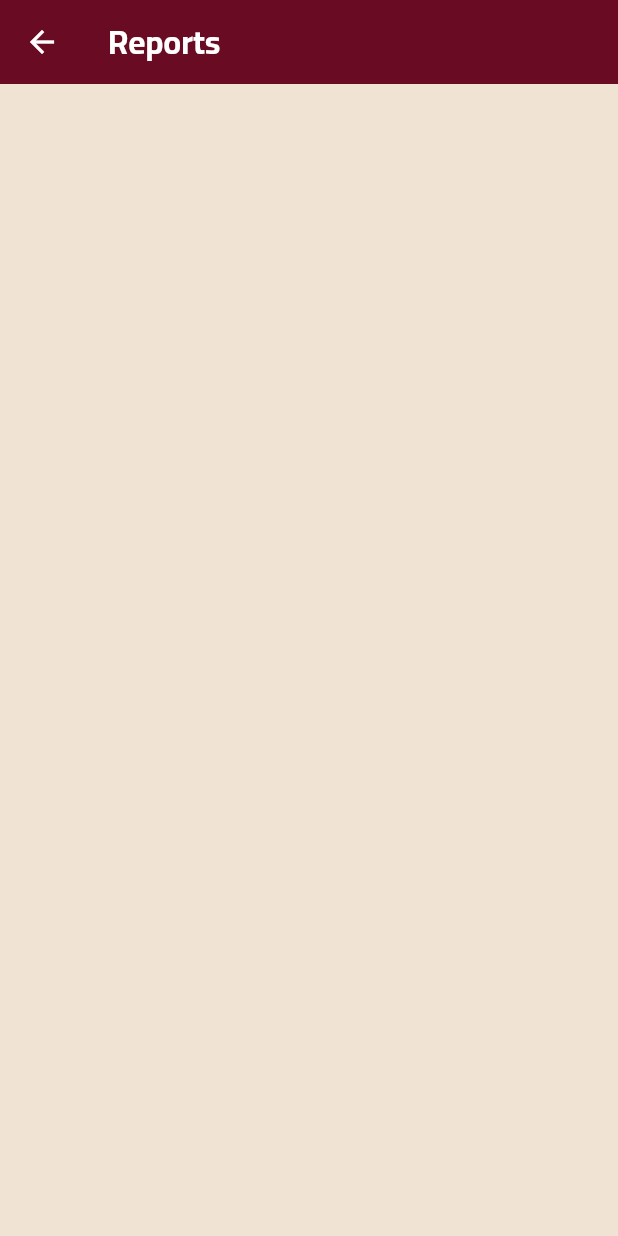
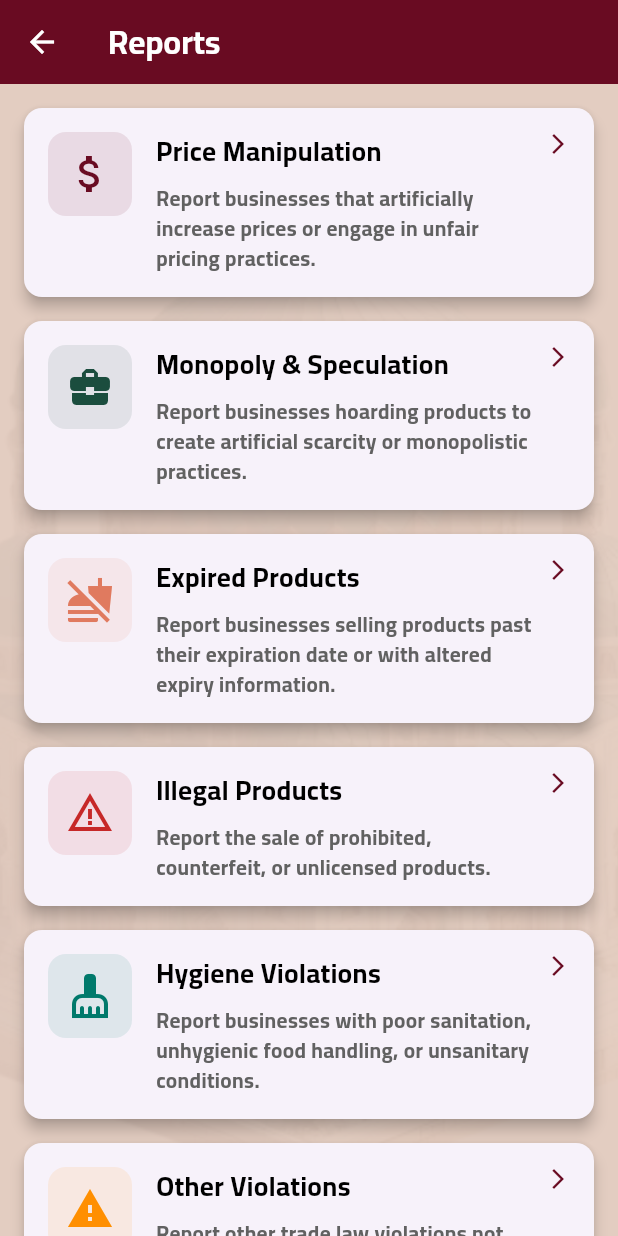
Before and after one commit to MosalahDJ/TradeLaw, a Flutter app: the Reporting screen opened by its route, on a phone screen of 412 x 824 dp. Run offline on Flutter 3.47's test engine with Material 3 defaults, Android fonts, the phone set to English and light mode, and no system bars; our stand-ins replace awesome_dialog, get, shared_preferences; accounts and stored records are empty.

Commit message:
feat(reporting): add report types and interactive cards for reporting violations
This commit introduces a list of report types with icons, descriptions, and colors, displayed in interactive cards. Tapping a card opens a dialog for submitting a report. The UI includes a decorated background and a responsive layout for better user experience.

```diff
--- a/lib/features/view/home/pages/reporting.dart
+++ b/lib/features/view/home/pages/reporting.dart
@@ -7,14 +7,190 @@ class Reporting extends StatelessWidget {
 
   @override
   Widget build(BuildContext context) {
-    return Scaffold(appBar: AppBar(
+    // List of report types with their icons and descriptions
+    final List<Map<String, dynamic>> reportTypes = [
+      {
+        'title': 'Price Manipulation',
+        'icon': Icons.attach_money,
+        'color': kmaincolor,
+        'description':
+            'Report businesses that artificially increase prices or engage in unfair pricing practices.',
+      },
+      {
+        'title': 'Monopoly & Speculation',
+        'icon': Icons.business_center,
+        'color': kmaincolor4,
+        'description':
+            'Report businesses hoarding products to create artificial scarcity or monopolistic practices.',
+      },
+      {
+        'title': 'Expired Products',
+        'icon': Icons.no_food,
+        'color': kmaincolor2,
+        'description':
+            'Report businesses selling products past their expiration date or with altered expiry information.',
+      },
+      {
+        'title': 'Illegal Products',
+        'icon': Icons.warning_amber,
+        'color': Colors.red.shade800,
+        'description':
+            'Report the sale of prohibited, counterfeit, or unlicensed products.',
+      },
+      {
+        'title': 'Hygiene Violations',
+        'icon': Icons.cleaning_services,
+        'color': Colors.teal.shade700,
+        'description':
+            'Report businesses with poor sanitation, unhygienic food handling, or unsanitary conditions.',
+      },
+      {
+        'title': 'Other Violations',
+        'icon': Icons.report_problem,
+        'color': Colors.amber.shade800,
+        'description':
+            'Report other trade law violations not covered by the categories above.',
+      },
+    ];
+
+    return Scaffold(
+      appBar: AppBar(
         foregroundColor: Colors.white,
         backgroundColor: kmaincolor,
+        title: Text(
+          'reporting'.tr,
+          style: const TextStyle(
+            color: Colors.white,
+            fontWeight: FontWeight.bold,
+          ),
+        ),
+      ),
+      body: Container(
+        decoration: BoxDecoration(
+          color: Theme.of(context).scaffoldBackgroundColor,
+          image: DecorationImage(
+            image: const AssetImage(
+              'lib/core/assets/images/homeimages/masjid3d.png',
+            ),
+            fit: BoxFit.cover,
+            opacity: 0.05,
+            colorFilter: ColorFilter.mode(
+              kmaincolor.withOpacity(0.1),
+              BlendMode.srcOver,
+            ),
+          ),
+        ),
+        child: ListView.builder(
+          padding: const EdgeInsets.all(16),
+          itemCount: reportTypes.length,
+          itemBuilder: (context, index) {
+            final reportType = reportTypes[index];
+            return _buildReportCard(reportType, context);
+          },
+        ),
+      ),
+    );
+  }
 
-      title: Text(
-            'reporting'.tr,
-            style: TextStyle(color: Colors.white, fontWeight: FontWeight.bold),
+  Widget _buildReportCard(
+    Map<String, dynamic> reportType,
+    BuildContext context,
+  ) {
+    return Card(
+      margin: const EdgeInsets.only(bottom: 16),
+      elevation: 4,
+      shape: RoundedRectangleBorder(borderRadius: BorderRadius.circular(12)),
+      child: InkWell(
+        onTap: () {
+          // Show a dialog or navigate to a form for this report type
+          _showReportDialog(reportType, context);
+        },
+        borderRadius: BorderRadius.circular(12),
+        child: Padding(
+          padding: const EdgeInsets.all(16.0),
+          child: Row(
+            crossAxisAlignment: CrossAxisAlignment.start,
+            children: [
+              // Icon with colored background
+              Container(
+                padding: const EdgeInsets.all(12),
+                decoration: BoxDecoration(
+                  color: reportType['color'].withOpacity(0.1),
+                  borderRadius: BorderRadius.circular(12),
+                ),
+                child: Icon(
+                  reportType['icon'],
+                  color: reportType['color'],
+                  size: 32,
+                ),
+              ),
+              const SizedBox(width: 16),
+              // Text content
+              Expanded(
+                child: Column(
+                  crossAxisAlignment: CrossAxisAlignment.start,
+                  children: [
+                    Text(
+                      reportType['title'],
+                      style: const TextStyle(
+                        fontWeight: FontWeight.bold,
+                        fontSize: 18,
+                      ),
+                    ),
+                    const SizedBox(height: 8),
+                    Text(
+                      reportType['description'],
+                      style: TextStyle(
+                        color: Colors.grey.shade700,
+                        fontSize: 14,
+                      ),
+                    ),
+                  ],
+                ),
+              ),
+              // Arrow icon
+              Icon(Icons.arrow_forward_ios, color: kmaincolor, size: 16),
+            ],
           ),
-    ), body: Container());
+        ),
+      ),
+    );
+  }
+
+  void _showReportDialog(
+    Map<String, dynamic> reportType,
+    BuildContext context,
+  ) {
+    showDialog(
+      context: context,
+      builder: (BuildContext context) {
+        return AlertDialog(
+          title: Row(
+            children: [
+              Icon(reportType['icon'], color: reportType['color']),
+              const SizedBox(width: 8),
+              Text('Report ${reportType['title']}'),
+            ],
+          ),
+          content: const Text(
+            'This feature will allow you to submit a detailed report about this violation. Implementation coming soon.',
+          ),
+          actions: [
+            TextButton(
+              onPressed: () => Navigator.of(context).pop(),
+              child: Text('Close', style: TextStyle(color: kmaincolor)),
+            ),
+            ElevatedButton(
+              style: ElevatedButton.styleFrom(
+                backgroundColor: kmaincolor,
+                foregroundColor: Colors.white,
+              ),
+              onPressed: () => Navigator.of(context).pop(),
+              child: const Text('Submit Report'),
+            ),
+          ],
+        );
+      },
+    );
   }
 }
```
